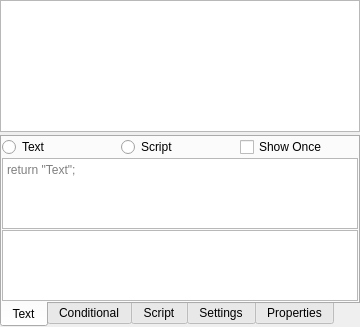
Old version of the form res/forms/DialogueWidget.ui in the repository tedvalson/NovelTea.
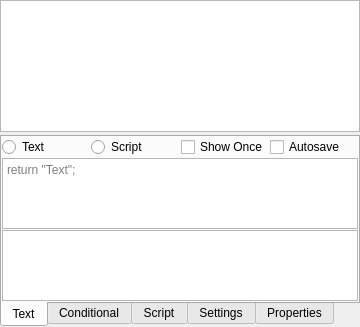
New version of the form. Icons and pictures are not drawn. Custom widgets are drawn as their Qt base class.

Commit message: Dialogue: Add built-in option for segments to autosave

The edit to the form file:
```diff
--- a/res/forms/DialogueWidget.ui
+++ b/res/forms/DialogueWidget.ui
@@ -139,6 +139,13 @@
                </property>
               </widget>
              </item>
+             <item>
+              <widget class="QCheckBox" name="checkBoxAutosave">
+               <property name="text">
+                <string>Autosave</string>
+               </property>
+              </widget>
+             </item>
             </layout>
            </item>
            <item>
```
The commit also changes 6 other files.
